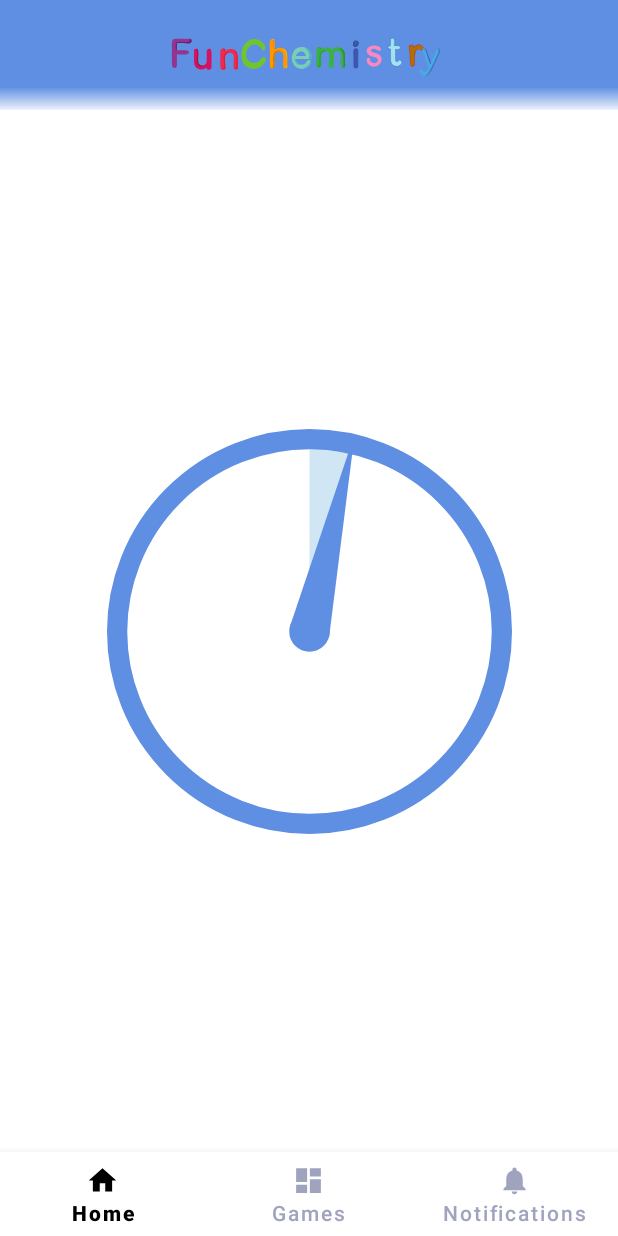
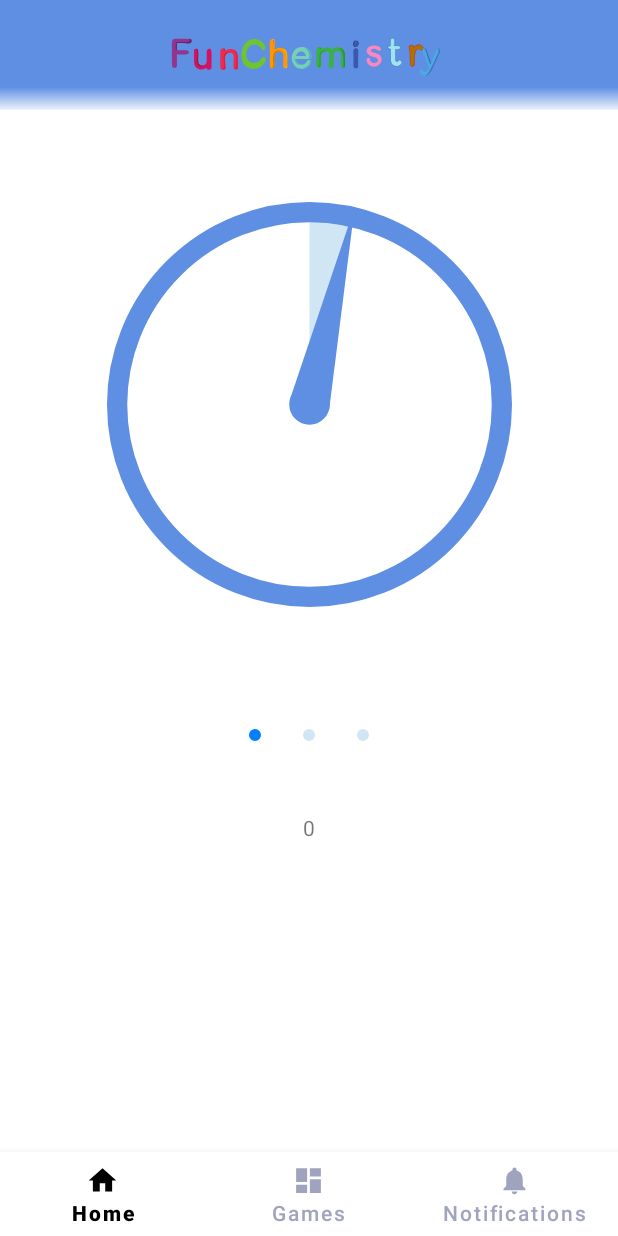
Before and after one commit to lucy-android/ChemistryQuiz, an Android app: the screen it shows after launch once a user with an empty profile is signed in (MainActivity), after a tap on "ChemistryQuiz", on a phone screen of 412 x 824 dp. Run offline under Robolectric (Android 15) with nearby library versions, the phone set to English and light mode, and no system bars; our stand-ins replace Firebase (no records; nobody signed in at launch, a user with empty details on screens opened directly), data binding; libraries missing offline, so code that uses them is left out: com.firebase.ui.

Commit message:
FUN-4: added fragment that will contain question with ViewPager with TabLayout

```diff
--- a/app/build.gradle
+++ b/app/build.gradle
@@ -80,4 +80,7 @@ dependencies {
 
     // gson
     implementation 'com.google.code.gson:gson:2.8.6'
+
+    // View Pager 2
+    implementation "androidx.viewpager2:viewpager2:1.0.0"
 }
--- a/app/src/main/java/by/budanitskaya/l/chemistryquiz/Navigator.kt
+++ b/app/src/main/java/by/budanitskaya/l/chemistryquiz/Navigator.kt
@@ -59,7 +59,7 @@ class Navigator(
     fun navigateTo(screen: Screen) {
         when (screen) {
             Screen.TASK_SCREEN -> loadFragment(TestFragment.newInstance())
-            Screen.TEST_RESULT_SCREEN -> loadFragment(TestResultFragment.newInstance("", ""))
+            Screen.TEST_RESULT_SCREEN -> loadFragment(TestResultFragment.newInstance())
             else -> {
                 // do nothing
             }
--- /dev/null
+++ b/app/src/main/java/by/budanitskaya/l/chemistryquiz/ui/adapter/test/TestAdapter.kt
@@ -0,0 +1,20 @@
+package by.budanitskaya.l.chemistryquiz.ui.adapter.test
+
+import androidx.fragment.app.Fragment
+import androidx.viewpager2.adapter.FragmentStateAdapter
+import by.budanitskaya.l.chemistryquiz.ui.fragment.test.QuestionFragment
+
+class TestAdapter(
+    private val list: List<Int>,
+    fragment: Fragment
+) :
+    FragmentStateAdapter(fragment) {
+
+    override fun getItemCount(): Int {
+        return list.size
+    }
+
+    override fun createFragment(position: Int): Fragment {
+        return QuestionFragment.newInstance(position)
+    }
+}
--- a/app/src/main/java/by/budanitskaya/l/chemistryquiz/ui/fragment/result/TestResultFragment.kt
+++ b/app/src/main/java/by/budanitskaya/l/chemistryquiz/ui/fragment/result/TestResultFragment.kt
@@ -3,4 +3,9 @@ package by.budanitskaya.l.chemistryquiz.ui.fragment.result
 import androidx.fragment.app.Fragment
 import by.budanitskaya.l.chemistryquiz.R
 
-class TestResultFragment : Fragment(R.layout.fragment_test_result)
+class TestResultFragment : Fragment(R.layout.fragment_test_result) {
+
+    companion object {
+        fun newInstance() = TestResultFragment()
+    }
+}
--- /dev/null
+++ b/app/src/main/java/by/budanitskaya/l/chemistryquiz/ui/fragment/test/QuestionFragment.kt
@@ -0,0 +1,31 @@
+package by.budanitskaya.l.chemistryquiz.ui.fragment.test
+
+import android.os.Bundle
+import android.view.View
+import androidx.fragment.app.Fragment
+import by.budanitskaya.l.chemistryquiz.R
+import by.budanitskaya.l.chemistryquiz.databinding.FragmentQuestionBinding
+import by.budanitskaya.l.chemistryquiz.viewbindingdelegate.viewBinding
+
+private val FIRST_ARG_KEY = "key"
+
+class QuestionFragment : Fragment(R.layout.fragment_question) {
+
+    private val binding by viewBinding(FragmentQuestionBinding::bind)
+
+    companion object {
+        @JvmStatic
+        fun newInstance(intObject: Int) = QuestionFragment().apply {
+            arguments = Bundle().apply {
+                putInt(FIRST_ARG_KEY, intObject)
+            }
+        }
+    }
+
+    override fun onViewCreated(view: View, savedInstanceState: Bundle?) {
+        super.onViewCreated(view, savedInstanceState)
+        arguments?.getInt(FIRST_ARG_KEY)?.let { number ->
+            binding.textViewNumber.text = number.toString()
+        }
+    }
+}
--- a/app/src/main/java/by/budanitskaya/l/chemistryquiz/ui/fragment/test/TestFragment.kt
+++ b/app/src/main/java/by/budanitskaya/l/chemistryquiz/ui/fragment/test/TestFragment.kt
@@ -1,11 +1,15 @@
 package by.budanitskaya.l.chemistryquiz.ui.fragment.test
 
+import android.os.Bundle
+import android.view.View
 import androidx.fragment.app.Fragment
 import by.budanitskaya.l.chemistryquiz.MainActivity
 import by.budanitskaya.l.chemistryquiz.R
 import by.budanitskaya.l.chemistryquiz.Screen
 import by.budanitskaya.l.chemistryquiz.databinding.FragmentTestBinding
+import by.budanitskaya.l.chemistryquiz.ui.adapter.test.TestAdapter
 import by.budanitskaya.l.chemistryquiz.viewbindingdelegate.viewBinding
+import com.google.android.material.tabs.TabLayoutMediator
 
 class TestFragment : Fragment(R.layout.fragment_test) {
 
@@ -17,11 +21,21 @@ class TestFragment : Fragment(R.layout.fragment_test) {
         }
     }
 
+    override fun onViewCreated(view: View, savedInstanceState: Bundle?) {
+        super.onViewCreated(view, savedInstanceState)
+        val adapter = TestAdapter(listOf(1, 2, 3), this)
+        with(binding) {
+            pager.adapter = adapter
+            TabLayoutMediator(tabLayout, pager) { _, _ -> }.attach()
+            pager.isUserInputEnabled = false
+        }
+    }
+
+
     override fun onStart() {
         super.onStart()
         binding.clockView.lambda = {
             (activity as MainActivity).navigator.navigateTo(Screen.TEST_RESULT_SCREEN)
         }
     }
-
 }
--- /dev/null
+++ b/app/src/main/res/drawable/tab_indicator_default.xml
@@ -0,0 +1,9 @@
+<?xml version="1.0" encoding="utf-8"?>
+<shape
+    android:innerRadius="0dp"
+    android:shape="ring"
+    android:thickness="@dimen/dimen_4"
+    android:useLevel="false"
+    xmlns:android="http://schemas.android.com/apk/res/android">
+    <solid android:color="@color/ice_blue"/>
+</shape>
--- /dev/null
+++ b/app/src/main/res/drawable/tab_indicator_selected.xml
@@ -0,0 +1,8 @@
+<?xml version="1.0" encoding="utf-8"?>
+<shape xmlns:android="http://schemas.android.com/apk/res/android"
+    android:innerRadius="0dp"
+    android:shape="ring"
+    android:thickness="@dimen/dimen_4"
+    android:useLevel="false">
+    <solid android:color="@color/blue" />
+</shape>
--- /dev/null
+++ b/app/src/main/res/drawable/tab_selector.xml
@@ -0,0 +1,5 @@
+<?xml version="1.0" encoding="utf-8"?>
+<selector xmlns:android="http://schemas.android.com/apk/res/android">
+    <item android:drawable="@drawable/tab_indicator_selected" android:state_selected="true" />
+    <item android:drawable="@drawable/tab_indicator_default" android:state_selected="false" />
+</selector>
--- /dev/null
+++ b/app/src/main/res/layout/fragment_question.xml
@@ -0,0 +1,22 @@
+<?xml version="1.0" encoding="utf-8"?>
+<layout xmlns:android="http://schemas.android.com/apk/res/android"
+    xmlns:app="http://schemas.android.com/apk/res-auto"
+    xmlns:tools="http://schemas.android.com/tools">
+
+    <androidx.constraintlayout.widget.ConstraintLayout
+        android:id="@+id/frameLayout3"
+        android:layout_width="match_parent"
+        android:layout_height="match_parent"
+        tools:context=".ui.fragment.test.QuestionFragment">
+
+        <TextView
+            android:id="@+id/text_view_number"
+            android:layout_width="wrap_content"
+            android:layout_height="wrap_content"
+            app:layout_constraintBottom_toBottomOf="parent"
+            app:layout_constraintEnd_toEndOf="parent"
+            app:layout_constraintStart_toStartOf="parent"
+            app:layout_constraintTop_toTopOf="parent" />
+
+    </androidx.constraintlayout.widget.ConstraintLayout>
+</layout>
--- a/app/src/main/res/layout/fragment_test.xml
+++ b/app/src/main/res/layout/fragment_test.xml
@@ -14,7 +14,8 @@
             android:id="@+id/clock_view"
             android:layout_width="@dimen/dimen_270"
             android:layout_height="@dimen/dimen_270"
-            app:layout_constraintBottom_toBottomOf="parent"
+            android:layout_marginTop="@dimen/dimen_38"
+            app:layout_constraintBottom_toTopOf="@id/pager"
             app:layout_constraintEnd_toEndOf="parent"
             app:layout_constraintStart_toStartOf="parent"
             app:layout_constraintTop_toTopOf="parent"
@@ -22,5 +23,30 @@
             custom:sweep_color="@color/ice_blue"
             custom:time_seconds="60" />
 
+        <com.google.android.material.tabs.TabLayout
+            android:id="@+id/tab_layout"
+            app:layout_constraintStart_toStartOf="parent"
+            app:tabBackground="@drawable/tab_selector"
+            app:layout_constraintEnd_toEndOf="parent"
+            app:layout_constraintBottom_toTopOf="@id/pager"
+            app:tabIndicatorFullWidth="false"
+            app:tabIndicator="@null"
+            android:layout_marginTop="@dimen/dimen_108"
+            app:layout_constraintTop_toBottomOf="@id/clock_view"
+            android:layout_width="@dimen/dimen_108"
+            android:layout_height="wrap_content" />
+
+        <androidx.viewpager2.widget.ViewPager2
+            android:id="@+id/pager"
+            android:layout_width="match_parent"
+            android:layout_height="@dimen/dimen_170"
+            android:layout_marginHorizontal="@dimen/dimen_50"
+            android:layout_marginBottom="@dimen/dimen_108"
+            android:layout_marginTop="@dimen/dimen_38"
+            app:layout_constraintBottom_toBottomOf="parent"
+            app:layout_constraintEnd_toEndOf="parent"
+            app:layout_constraintStart_toStartOf="parent"
+            app:layout_constraintTop_toBottomOf="@id/clock_view" />
+
     </androidx.constraintlayout.widget.ConstraintLayout>
 </layout>
--- a/app/src/main/res/values/strings.xml
+++ b/app/src/main/res/values/strings.xml
@@ -11,6 +11,7 @@
     <string name="hello_home_fragment">Hello home fragment</string>
     <string name="hello_games_fragment">Hello games fragment</string>
     <string name="hello_notifications_fragment">Hello notifications fragment</string>
+    <string name="hello_test_result_fragment">This is the test result</string>
 
 
     <!--Logout-->
@@ -22,7 +23,4 @@
     <string name="privacy_policy">https://example.com/privacy.html</string>
     <string name="error_code">ERROR_CODE</string>
 
-    <string name="hello_test_result_fragment">This is the test result</string>
-
-
 </resources>
```
